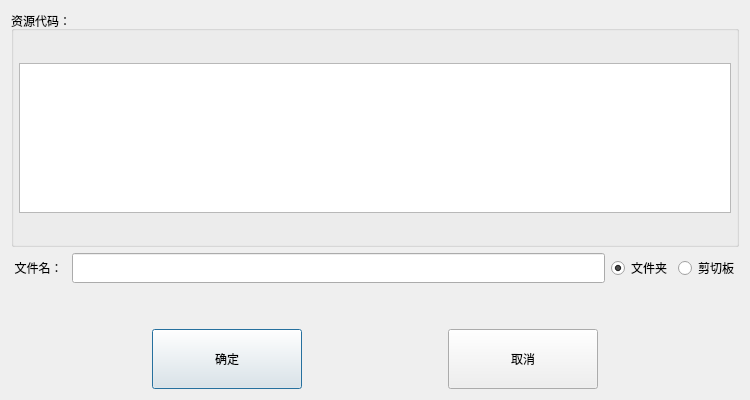
The window that get_assets_dialog.ui (WeiMuYang/markdown-assistant) describes before a commit, drawn with Qt 5.
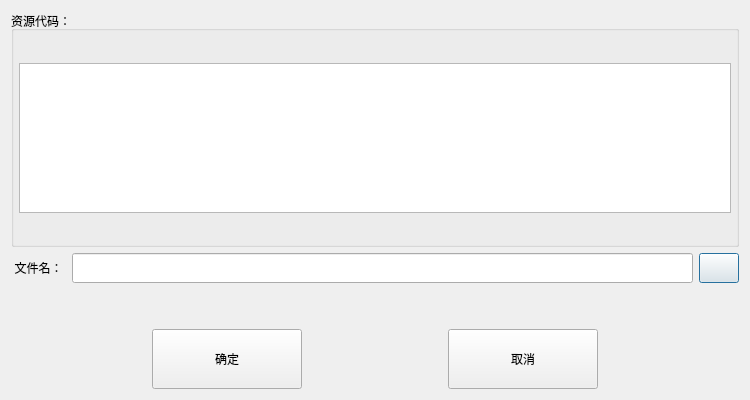
The same window after the commit.

```diff
--- a/get_assets_dialog.ui
+++ b/get_assets_dialog.ui
@@ -119,34 +119,27 @@
          <height>30</height>
         </size>
        </property>
-      </widget>
-     </item>
-     <item>
-      <widget class="QRadioButton" name="dirRadioButton">
-       <property name="minimumSize">
-        <size>
-         <width>0</width>
-         <height>30</height>
-        </size>
+       <property name="toolTip">
+        <string extracomment="用逗号或者空格分割多个名字，不写的话，自动编号"/>
        </property>
-       <property name="text">
-        <string>文件夹</string>
-       </property>
-       <property name="checked">
-        <bool>true</bool>
-       </property>
       </widget>
      </item>
      <item>
-      <widget class="QRadioButton" name="clipRadioButton">
+      <widget class="QPushButton" name="helpPbn">
+       <property name="sizePolicy">
+        <sizepolicy hsizetype="Fixed" vsizetype="Fixed">
+         <horstretch>0</horstretch>
+         <verstretch>0</verstretch>
+        </sizepolicy>
+       </property>
        <property name="minimumSize">
         <size>
-         <width>0</width>
+         <width>28</width>
          <height>30</height>
         </size>
        </property>
        <property name="text">
-        <string>剪切板</string>
+        <string/>
        </property>
       </widget>
      </item>
```
Left out of the diff: 6 changed lines with no effect on the pictures.
